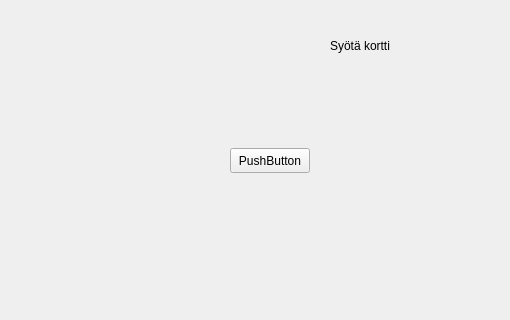
Qt form QT_frontend/BankSimulEXE/start_window.ui (Kooalaa/BankSimul-project) before a commit; both pictures show x 0 to 510 and y 142 to 462 of the 800 by 600 pixel window.
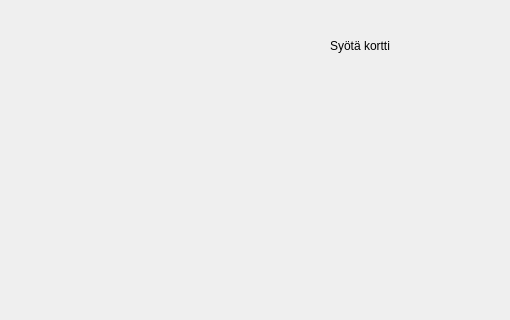
The same form after that commit.

Commit message: New design to BankSimulEXE main_window.ui

What changed in the file:
```diff
--- a/QT_frontend/BankSimulEXE/start_window.ui
+++ b/QT_frontend/BankSimulEXE/start_window.ui
@@ -27,19 +27,6 @@
      <string>Syötä kortti</string>
     </property>
    </widget>
-   <widget class="QPushButton" name="pushButton">
-    <property name="geometry">
-     <rect>
-      <x>230</x>
-      <y>290</y>
-      <width>80</width>
-      <height>25</height>
-     </rect>
-    </property>
-    <property name="text">
-     <string>PushButton</string>
-    </property>
-   </widget>
   </widget>
   <widget class="QMenuBar" name="menubar">
    <property name="geometry">
```
Left out of the diff: 2 changed lines with no effect on the pictures. The commit also changes 7 other files.
